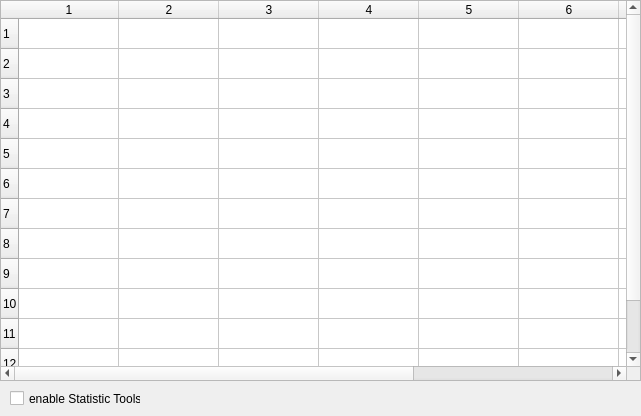
This is ui/table.ui in Franchini/Canvas as Qt 5 draws it before an edit. The edited form follows.
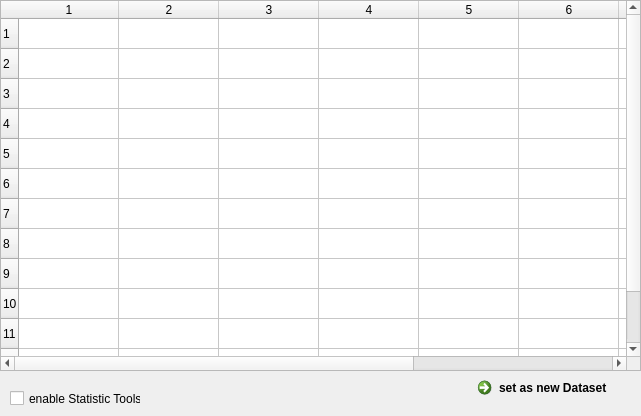
This is the edited form. The open tabs and pages were chosen to show the change.

What changed in the file:
```diff
--- a/ui/table.ui
+++ b/ui/table.ui
@@ -37,7 +37,7 @@
      <x>0</x>
      <y>0</y>
      <width>641</width>
-     <height>381</height>
+     <height>371</height>
     </rect>
    </property>
    <property name="selectionMode">
@@ -140,6 +140,28 @@
     <string>enable Statistic Tools</string>
    </property>
   </widget>
+  <widget class="QCommandLinkButton" name="commandExport">
+   <property name="geometry">
+    <rect>
+     <x>470</x>
+     <y>370</y>
+     <width>171</width>
+     <height>41</height>
+    </rect>
+   </property>
+   <property name="text">
+    <string>set as new Dataset</string>
+   </property>
+   <property name="iconSize">
+    <size>
+     <width>20</width>
+     <height>20</height>
+    </size>
+   </property>
+   <property name="checkable">
+    <bool>false</bool>
+   </property>
+  </widget>
  </widget>
  <resources/>
  <connections/>
```
Left out of the diff: 143 changed lines with no effect on the pictures.
